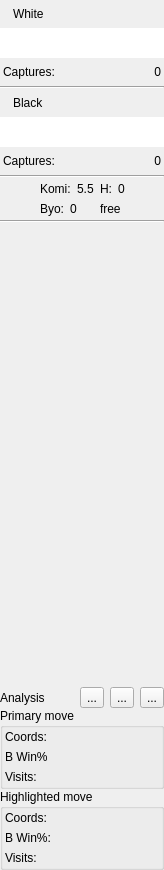
The window that src/normaltools_gui.ui (bernds/q5Go) describes before a commit, drawn with Qt 5.
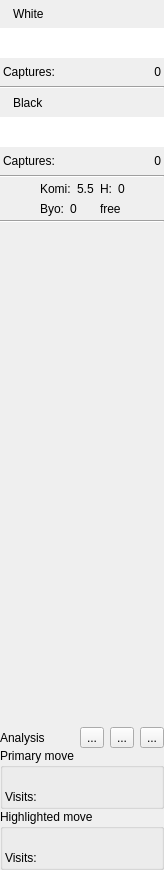
The same window after the commit. Icons and pictures are not drawn. Custom widgets are drawn as their Qt base class.

Commit message:
Some improvements to how evaluations are displayed in the board window
Show the score if it is available, move the board position into the box title
to reduce space usage, and show things reliably when the eval comes from saved
data as opposed to live evaluation.

What changed in the file:
```diff
--- a/src/normaltools_gui.ui
+++ b/src/normaltools_gui.ui
@@ -578,38 +578,14 @@
          <property name="bottomMargin">
           <number>2</number>
          </property>
-         <item row="0" column="0">
-          <widget class="QLabel" name="label">
-           <property name="text">
-            <string>Coords:</string>
-           </property>
-          </widget>
-         </item>
          <item row="1" column="0">
-          <widget class="QLabel" name="pWRLabel">
-           <property name="text">
-            <string>B Win%</string>
-           </property>
-          </widget>
-         </item>
-         <item row="1" column="1">
-          <widget class="QLabel" name="primaryWR">
-           <property name="text">
-            <string/>
-           </property>
-           <property name="alignment">
-            <set>Qt::AlignRight|Qt::AlignTrailing|Qt::AlignVCenter</set>
-           </property>
-          </widget>
-         </item>
-         <item row="2" column="0">
           <widget class="QLabel" name="label_9">
            <property name="text">
             <string>Visits:</string>
            </property>
           </widget>
          </item>
-         <item row="2" column="1">
+         <item row="1" column="1">
           <widget class="QLabel" name="primaryVisits">
            <property name="text">
             <string/>
@@ -619,14 +595,11 @@
            </property>
           </widget>
          </item>
-         <item row="0" column="1">
-          <widget class="QLabel" name="primaryCoords">
+         <item row="0" column="0" colspan="2">
+          <widget class="QLabel" name="primaryWR">
            <property name="text">
             <string/>
            </property>
-           <property name="alignment">
-            <set>Qt::AlignRight|Qt::AlignTrailing|Qt::AlignVCenter</set>
-           </property>
           </widget>
          </item>
         </layout>
@@ -650,48 +623,14 @@
          <property name="bottomMargin">
           <number>2</number>
          </property>
-         <item row="0" column="0">
-          <widget class="QLabel" name="label_3">
-           <property name="text">
-            <string>Coords:</string>
-           </property>
-          </widget>
-         </item>
          <item row="1" column="0">
-          <widget class="QLabel" name="sWRLabel">
-           <property name="text">
-            <string>B Win%:</string>
-           </property>
-          </widget>
-         </item>
-         <item row="0" column="1">
-          <widget class="QLabel" name="shownCoords">
-           <property name="text">
-            <string/>
-           </property>
-           <property name="alignment">
-            <set>Qt::AlignRight|Qt::AlignTrailing|Qt::AlignVCenter</set>
-           </property>
-          </widget>
-         </item>
-         <item row="1" column="1">
-          <widget class="QLabel" name="shownWR">
-           <property name="text">
-            <string/>
-           </property>
-           <property name="alignment">
-            <set>Qt::AlignRight|Qt::AlignTrailing|Qt::AlignVCenter</set>
-           </property>
-          </widget>
-         </item>
-         <item row="2" column="0">
           <widget class="QLabel" name="label_10">
            <property name="text">
             <string>Visits:</string>
            </property>
           </widget>
          </item>
-         <item row="2" column="1">
+         <item row="1" column="1">
           <widget class="QLabel" name="shownVisits">
            <property name="text">
             <string/>
@@ -701,6 +640,13 @@
            </property>
           </widget>
          </item>
+         <item row="0" column="0" colspan="2">
+          <widget class="QLabel" name="shownWR">
+           <property name="text">
+            <string/>
+           </property>
+          </widget>
+         </item>
         </layout>
        </widget>
       </item>
```
The commit also changes 6 other files.
